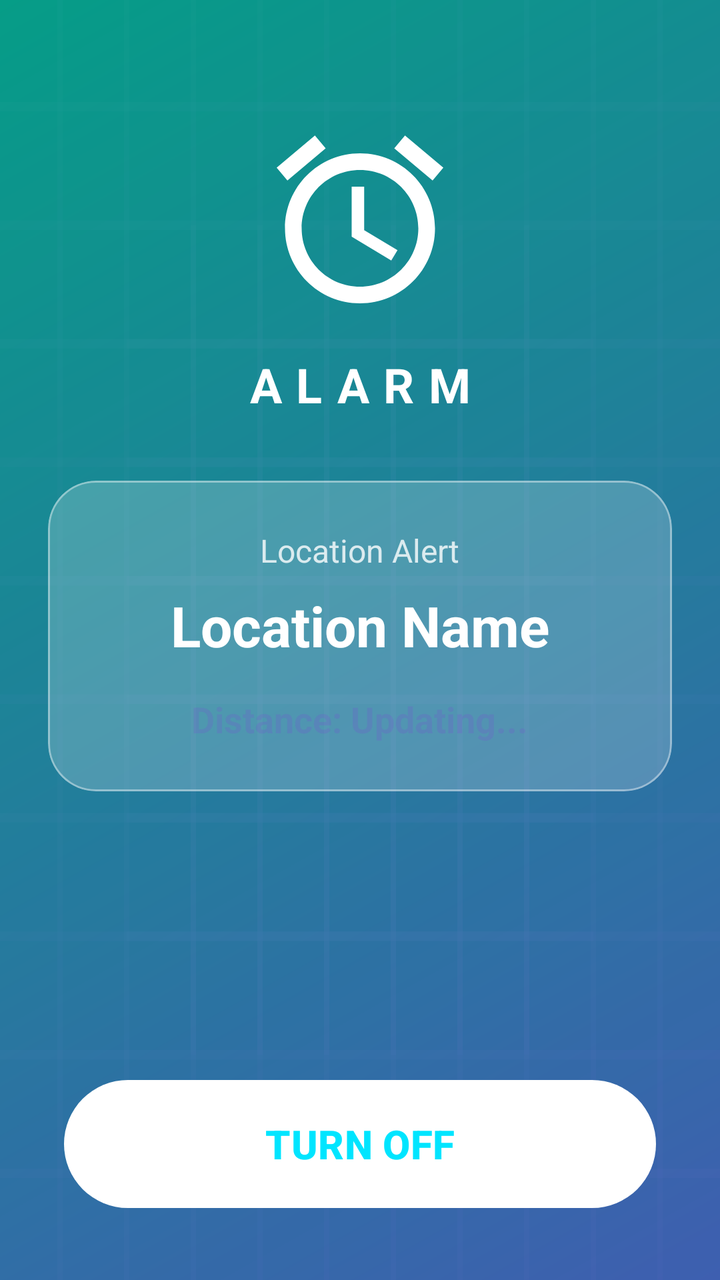
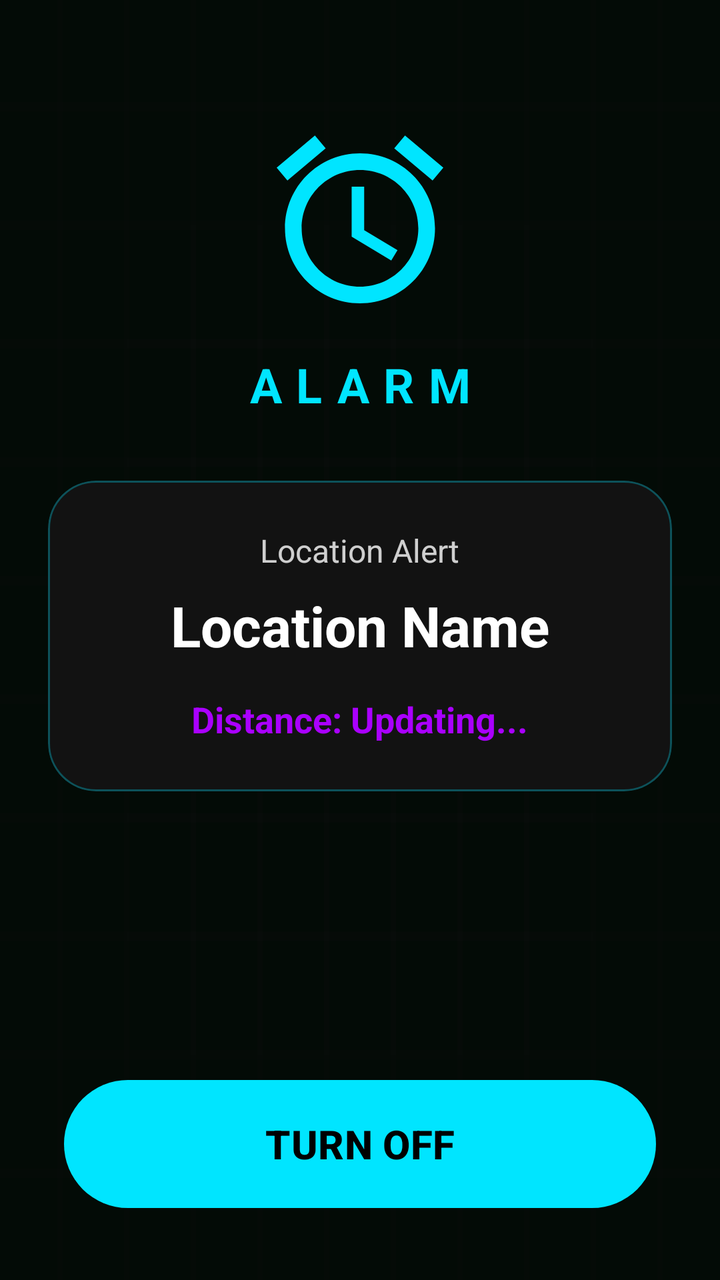

Screens rendered from an Android XML layout before and after an edit, with the pre-edit source and the edit as a unified diff.
<!-- AndroidManifest.xml: activity theme Theme.Loc.FullScreenAlarm -->
<!-- res/layout/activity_alarm.xml -->
<?xml version="1.0" encoding="utf-8"?>
<androidx.constraintlayout.widget.ConstraintLayout xmlns:android="http://schemas.android.com/apk/res/android"
    xmlns:app="http://schemas.android.com/apk/res-auto"
    xmlns:tools="http://schemas.android.com/tools"
    android:layout_width="match_parent"
    android:layout_height="match_parent"
    android:background="@drawable/alarm_gradient"
    android:fitsSystemWindows="false"
    tools:context=".AlarmActivity">

    
    <View
        android:layout_width="match_parent"
        android:layout_height="match_parent"
        android:alpha="0.1"
        android:background="@drawable/ic_launcher_background" />

    <androidx.core.widget.NestedScrollView
        android:layout_width="match_parent"
        android:layout_height="0dp"
        android:fillViewport="true"
        app:layout_constraintBottom_toTopOf="@+id/btnStopAlarm"
        app:layout_constraintTop_toTopOf="parent">

        <androidx.constraintlayout.widget.ConstraintLayout
            android:layout_width="match_parent"
            android:layout_height="wrap_content"
            android:paddingBottom="24dp">

            <ImageView
                android:id="@+id/ivAlarmIcon"
                android:layout_width="100dp"
                android:layout_height="100dp"
                android:layout_marginTop="60dp"
                android:src="@drawable/ic_alarm"
                app:layout_constraintEnd_toEndOf="parent"
                app:layout_constraintStart_toStartOf="parent"
                app:layout_constraintTop_toTopOf="parent"
                app:tint="@color/white" />

            <TextView
                android:id="@+id/tvAlarmTitle"
                android:layout_width="wrap_content"
                android:layout_height="wrap_content"
                android:layout_marginTop="16dp"
                android:text="ALARM"
                android:textColor="@color/white"
                android:textSize="24sp"
                android:textStyle="bold"
                android:letterSpacing="0.3"
                app:layout_constraintEnd_toEndOf="parent"
                app:layout_constraintStart_toStartOf="parent"
                app:layout_constraintTop_toBottomOf="@id/ivAlarmIcon" />

            <com.google.android.material.card.MaterialCardView
                android:id="@+id/infoCard"
                android:layout_width="0dp"
                android:layout_height="wrap_content"
                android:layout_marginHorizontal="24dp"
                android:layout_marginTop="32dp"
                app:cardBackgroundColor="#33FFFFFF"
                app:cardCornerRadius="24dp"
                app:cardElevation="0dp"
                app:strokeWidth="1dp"
                app:strokeColor="#66FFFFFF"
                app:layout_constraintEnd_toEndOf="parent"
                app:layout_constraintStart_toStartOf="parent"
                app:layout_constraintTop_toBottomOf="@id/tvAlarmTitle">

                <LinearLayout
                    android:layout_width="match_parent"
                    android:layout_height="wrap_content"
                    android:gravity="center"
                    android:orientation="vertical"
                    android:padding="24dp">

                    <TextView
                        android:id="@+id/tvAlertSubtitle"
                        android:layout_width="wrap_content"
                        android:layout_height="wrap_content"
                        android:text="Location Alert"
                        android:textColor="@color/white"
                        android:alpha="0.8"
                        android:textSize="16sp" />

                    <TextView
                        android:id="@+id/tvLocationName"
                        android:layout_width="wrap_content"
                        android:layout_height="wrap_content"
                        android:layout_marginTop="8dp"
                        android:gravity="center"
                        android:text="Location Name"
                        android:textColor="@color/white"
                        android:textSize="28sp"
                        android:textStyle="bold" />

                    <TextView
                        android:id="@+id/tvDistanceDisplay"
                        android:layout_width="wrap_content"
                        android:layout_height="wrap_content"
                        android:layout_marginTop="16dp"
                        android:text="Distance: Updating..."
                        android:textColor="@color/secondary_container"
                        android:textSize="18sp"
                        android:textStyle="bold" />

                    
                    <LinearLayout
                        android:id="@+id/itemsContainer"
                        android:layout_width="match_parent"
                        android:layout_height="wrap_content"
                        android:layout_marginTop="24dp"
                        android:orientation="vertical"
                        android:visibility="gone">

                        <View
                            android:layout_width="match_parent"
                            android:layout_height="1dp"
                            android:background="#4DFFFFFF"
                            android:layout_marginBottom="16dp"/>

                        <TextView
                            android:layout_width="wrap_content"
                            android:layout_height="wrap_content"
                            android:text="Your Items:"
                            android:textColor="@color/white"
                            android:textSize="18sp"
                            android:textStyle="bold"
                            android:layout_gravity="start"
                            android:layout_marginBottom="12dp"/>

                        <androidx.recyclerview.widget.RecyclerView
                            android:id="@+id/rvReminderItems"
                            android:layout_width="match_parent"
                            android:layout_height="wrap_content"
                            android:nestedScrollingEnabled="false"
                            tools:listitem="@layout/item_alarm_reminder"/>

                    </LinearLayout>

                </LinearLayout>
            </com.google.android.material.card.MaterialCardView>

        </androidx.constraintlayout.widget.ConstraintLayout>
    </androidx.core.widget.NestedScrollView>

    <com.google.android.material.button.MaterialButton
        android:id="@+id/btnStopAlarm"
        style="@style/Widget.Material3.Button.UnelevatedButton"
        android:layout_width="0dp"
        android:layout_height="72dp"
        android:layout_marginHorizontal="32dp"
        android:layout_marginBottom="32dp"
        android:text="TURN OFF"
        android:textSize="20sp"
        android:textStyle="bold"
        android:textColor="@color/primary"
        app:backgroundTint="@color/white"
        app:cornerRadius="36dp"
        app:layout_constraintBottom_toBottomOf="parent"
        app:layout_constraintEnd_toEndOf="parent"
        app:layout_constraintStart_toStartOf="parent"
        app:rippleColor="@color/primary_container" />

</androidx.constraintlayout.widget.ConstraintLayout>
<!-- res/layout/item_alarm_reminder.xml (included above) -->
<?xml version="1.0" encoding="utf-8"?>
<LinearLayout xmlns:android="http://schemas.android.com/apk/res/android"
    xmlns:app="http://schemas.android.com/apk/res-auto"
    android:layout_width="match_parent"
    android:layout_height="wrap_content"
    android:orientation="horizontal"
    android:paddingVertical="12dp"
    android:paddingHorizontal="16dp"
    android:gravity="center_vertical"
    android:background="@drawable/reminder_item_bg"
    android:layout_marginBottom="8dp">

    <CheckBox
        android:id="@+id/cbReminderItem"
        android:layout_width="wrap_content"
        android:layout_height="wrap_content"
        android:buttonTint="@color/white" />

    <TextView
        android:id="@+id/tvItemName"
        android:layout_width="0dp"
        android:layout_height="wrap_content"
        android:layout_weight="1"
        android:layout_marginStart="8dp"
        android:text="Item Name"
        android:textColor="@color/white"
        android:textSize="18sp"
        android:textStyle="bold" />

</LinearLayout>
<!-- resources referenced by this layout -->
<resources>
  <color name="primary">#00E5FF</color>
  <color name="primary_container">#1A00E5FF</color>
  <color name="secondary_container">#1AAA00FF</color>
  <color name="white">#FFFFFF</color>
  <!-- drawable alarm_gradient (drawable) -->
  <?xml version="1.0" encoding="utf-8"?>
  <shape xmlns:android="http://schemas.android.com/apk/res/android"
      android:shape="rectangle">
      <gradient
          android:angle="135"
          android:endColor="#009688"
          android:startColor="#3F51B5"
          android:type="linear" />
  </shape>
  <!-- drawable ic_alarm (drawable) -->
  <vector xmlns:android="http://schemas.android.com/apk/res/android"
      android:width="24dp"
      android:height="24dp"
      android:viewportWidth="24"
      android:viewportHeight="24"
      android:tint="?attr/colorControlNormal">
    <path
        android:fillColor="@android:color/white"
        android:pathData="M22,5.72l-4.6,-3.86l-1.29,1.53l4.6,3.86L22,5.72zM7.88,3.39L6.59,1.86L2,5.72l1.29,1.53L7.88,3.39zM12.5,8H11v6l4.75,2.85l0.75,-1.23l-4,-2.4V8zM12,4c-4.97,0 -9,4.03 -9,9s4.03,9 9,9s9,-4.03 9,-9S16.97,4 12,4zM12,20c-3.87,0 -7,-3.13 -7,-7s3.13,-7 7,-7s7,3.13 7,7S15.87,20 12,20z"/>
  </vector>
  <!-- drawable ic_launcher_background: vector/xml drawable (drawable, 4866 chars, omitted) -->
  <!-- drawable reminder_item_bg (drawable) -->
  <?xml version="1.0" encoding="utf-8"?>
  <shape xmlns:android="http://schemas.android.com/apk/res/android">
      <solid android:color="#22FFFFFF" />
      <corners android:radius="12dp" />
      <stroke android:width="1dp" android:color="#33FFFFFF" />
  </shape>
  <style name="Theme.Loc.FullScreenAlarm" parent="Theme.Material3.DayNight.NoActionBar">
          <item name="android:windowFullscreen">true</item>
          <item name="android:windowContentOverlay">@null</item>
          <item name="android:statusBarColor">@android:color/transparent</item>
          <item name="android:navigationBarColor">@android:color/transparent</item>
      </style>
</resources>

<!-- the commit's change to res/layout/activity_alarm.xml (unified diff, before → after) -->
@@ -4,7 +4,7 @@
     xmlns:tools="http://schemas.android.com/tools"
     android:layout_width="match_parent"
     android:layout_height="match_parent"
-    android:background="@drawable/alarm_gradient"
+    android:background="@color/background"
     android:fitsSystemWindows="false"
     tools:context=".AlarmActivity">
 
@@ -12,7 +12,7 @@
     <View
         android:layout_width="match_parent"
         android:layout_height="match_parent"
-        android:alpha="0.1"
+        android:alpha="0.05"
         android:background="@drawable/ic_launcher_background" />
 
     <androidx.core.widget.NestedScrollView
@@ -36,7 +36,7 @@
                 app:layout_constraintEnd_toEndOf="parent"
                 app:layout_constraintStart_toStartOf="parent"
                 app:layout_constraintTop_toTopOf="parent"
-                app:tint="@color/white" />
+                app:tint="@color/primary" />
 
             <TextView
                 android:id="@+id/tvAlarmTitle"
@@ -44,7 +44,7 @@
                 android:layout_height="wrap_content"
                 android:layout_marginTop="16dp"
                 android:text="ALARM"
-                android:textColor="@color/white"
+                android:textColor="@color/primary"
                 android:textSize="24sp"
                 android:textStyle="bold"
                 android:letterSpacing="0.3"
@@ -58,11 +58,11 @@
                 android:layout_height="wrap_content"
                 android:layout_marginHorizontal="24dp"
                 android:layout_marginTop="32dp"
-                app:cardBackgroundColor="#33FFFFFF"
+                app:cardBackgroundColor="@color/gray_900"
                 app:cardCornerRadius="24dp"
                 app:cardElevation="0dp"
                 app:strokeWidth="1dp"
-                app:strokeColor="#66FFFFFF"
+                app:strokeColor="@color/neon_stroke"
                 app:layout_constraintEnd_toEndOf="parent"
                 app:layout_constraintStart_toStartOf="parent"
                 app:layout_constraintTop_toBottomOf="@id/tvAlarmTitle">
@@ -100,7 +100,7 @@
                         android:layout_height="wrap_content"
                         android:layout_marginTop="16dp"
                         android:text="Distance: Updating..."
-                        android:textColor="@color/secondary_container"
+                        android:textColor="@color/secondary"
                         android:textSize="18sp"
                         android:textStyle="bold" />
 
@@ -154,13 +154,13 @@
         android:text="TURN OFF"
         android:textSize="20sp"
         android:textStyle="bold"
-        android:textColor="@color/primary"
-        app:backgroundTint="@color/white"
+        android:textColor="@color/black"
+        app:backgroundTint="@color/primary"
         app:cornerRadius="36dp"
         app:layout_constraintBottom_toBottomOf="parent"
         app:layout_constraintEnd_toEndOf="parent"
         app:layout_constraintStart_toStartOf="parent"
-        app:rippleColor="@color/primary_container" />
+        app:rippleColor="@color/white" />
 
 </androidx.constraintlayout.widget.ConstraintLayout>
 <!-- res/layout/item_alarm_reminder.xml (included above) -->
@@ -180,7 +180,7 @@
         android:id="@+id/cbReminderItem"
         android:layout_width="wrap_content"
         android:layout_height="wrap_content"
-        android:buttonTint="@color/white" />
+        android:buttonTint="@color/primary" />
 
     <TextView
         android:id="@+id/tvItemName"
<!-- resource entries referenced after the edit -->
@@ -1,19 +1,12 @@
 <!-- resources referenced by this layout -->
 <resources>
+  <color name="background">#000000</color>
+  <color name="black">#000000</color>
+  <color name="gray_900">#121212</color>
+  <color name="neon_stroke">#4D00E5FF</color>
   <color name="primary">#00E5FF</color>
-  <color name="primary_container">#1A00E5FF</color>
-  <color name="secondary_container">#1AAA00FF</color>
+  <color name="secondary">#AA00FF</color>
   <color name="white">#FFFFFF</color>
-  <!-- drawable alarm_gradient (drawable) -->
-  <?xml version="1.0" encoding="utf-8"?>
-  <shape xmlns:android="http://schemas.android.com/apk/res/android"
-      android:shape="rectangle">
-      <gradient
-          android:angle="135"
-          android:endColor="#009688"
-          android:startColor="#3F51B5"
-          android:type="linear" />
-  </shape>
   <!-- drawable ic_alarm (drawable) -->
   <vector xmlns:android="http://schemas.android.com/apk/res/android"
       android:width="24dp"
@@ -29,9 +22,9 @@
   <!-- drawable reminder_item_bg (drawable) -->
   <?xml version="1.0" encoding="utf-8"?>
   <shape xmlns:android="http://schemas.android.com/apk/res/android">
-      <solid android:color="#22FFFFFF" />
+      <solid android:color="@color/gray_900" />
       <corners android:radius="12dp" />
-      <stroke android:width="1dp" android:color="#33FFFFFF" />
+      <stroke android:width="1dp" android:color="@color/neon_stroke" />
   </shape>
   <style name="Theme.Loc.FullScreenAlarm" parent="Theme.Material3.DayNight.NoActionBar">
           <item name="android:windowFullscreen">true</item>
